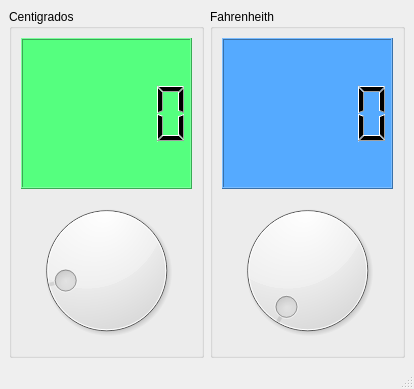
Before: the Qt Designer form principal.ui in cletoxWTF/P59QT-Conversor-Temperatura, drawn with Qt 5.
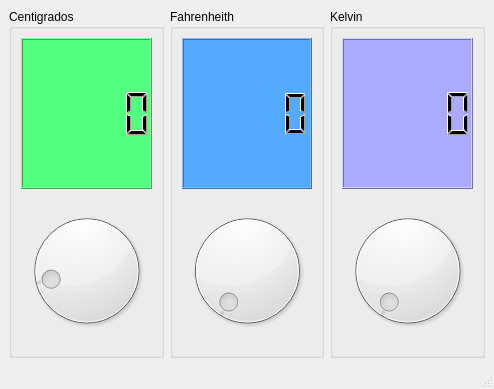
After: the same form once the commit is applied. Icons and pictures are not drawn.

```diff
--- a/principal.ui
+++ b/principal.ui
@@ -6,7 +6,7 @@
    <rect>
     <x>0</x>
     <y>0</y>
-    <width>414</width>
+    <width>494</width>
     <height>389</height>
    </rect>
   </property>
@@ -74,6 +74,35 @@
       </layout>
      </widget>
     </item>
+    <item>
+     <widget class="QGroupBox" name="groupBox_3">
+      <property name="title">
+       <string>Kelvin</string>
+      </property>
+      <layout class="QVBoxLayout" name="verticalLayout_3">
+       <item>
+        <widget class="QLCDNumber" name="outKelv">
+         <property name="cursor">
+          <cursorShape>OpenHandCursor</cursorShape>
+         </property>
+         <property name="styleSheet">
+          <string notr="true">background-color: rgb(170, 170, 255);</string>
+         </property>
+        </widget>
+       </item>
+       <item>
+        <widget class="QDial" name="inKelv">
+         <property name="minimum">
+          <number>255</number>
+         </property>
+         <property name="maximum">
+          <number>372</number>
+         </property>
+        </widget>
+       </item>
+      </layout>
+     </widget>
+    </item>
    </layout>
   </widget>
   <widget class="QMenuBar" name="menubar">
```
Left out of the diff: 18 changed lines with no effect on the pictures.
